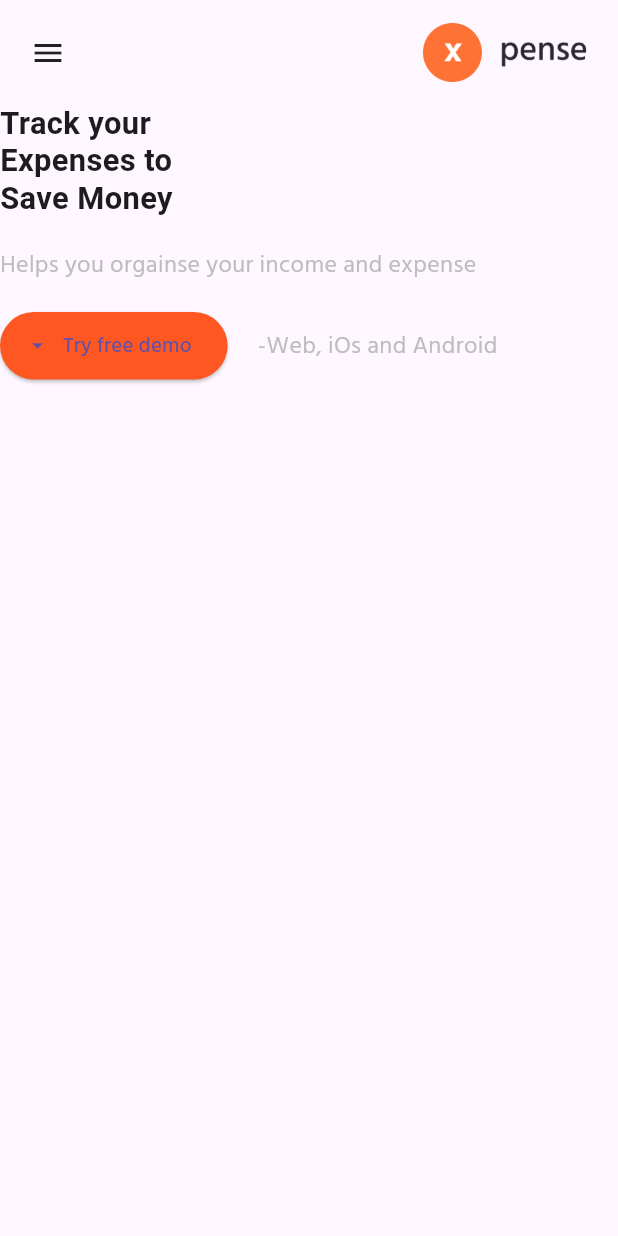
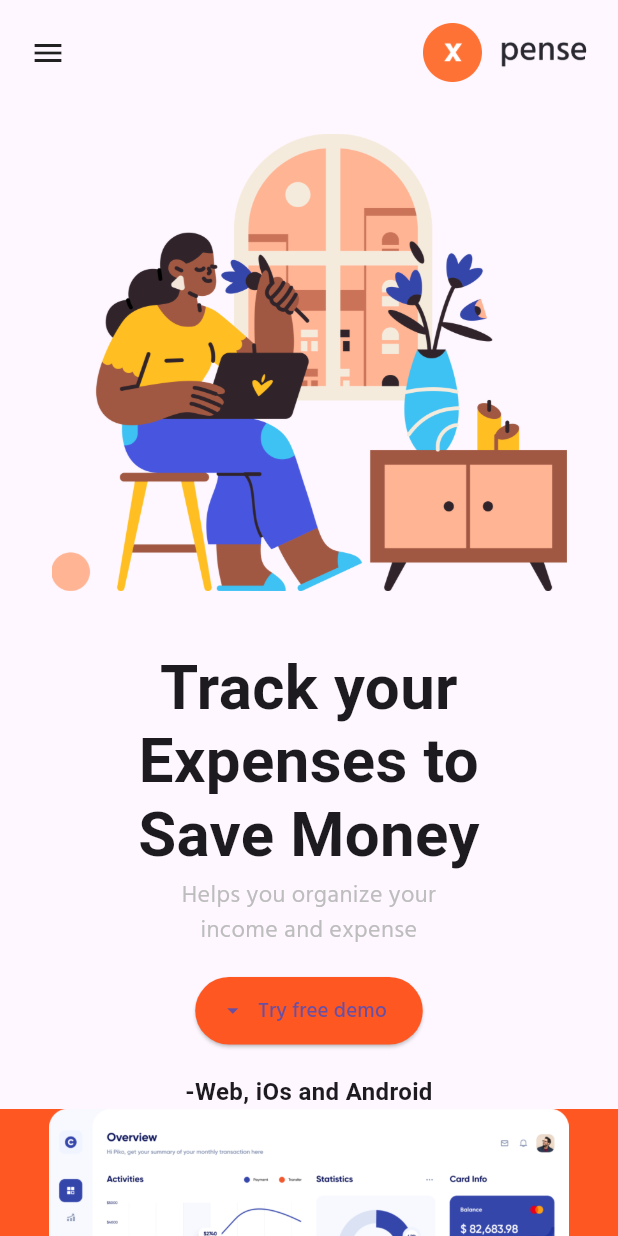
Before and after one commit to singh-that-codes/nstw, a Flutter app: the screen it shows after launch, after a tap on "Try free demo", on a phone screen of 412 x 824 dp. Run offline on Flutter 3.47's test engine with Material 3 defaults, Android fonts, the phone set to English and light mode, and no system bars; our stand-ins replace google_fonts, responsive_builder.

Commit message:
Making pages

```diff
--- a/lib/pages/containers/container1.dart
+++ b/lib/pages/containers/container1.dart
@@ -1,4 +1,6 @@
+// ignore_for_file: prefer_const_constructors
 import 'package:flutter/material.dart';
+import 'package:google_fonts/google_fonts.dart';
 import 'package:responsive_builder/responsive_builder.dart';
 import 'package:xpense_web_flutter/utils/colors.dart';
 import 'package:xpense_web_flutter/utils/constants.dart';
@@ -13,13 +15,15 @@ class _Container1State extends State<Container1> {
   @override
   Widget build(BuildContext context) {
     return ScreenTypeLayout(
-      mobile: DesktopContainer1(),
+      mobile: MobileContainer1(),
       desktop: DesktopContainer1(),
     );
   }
 }
+//----------------------DESKTOP----------------------
 Widget DesktopContainer1(){
   return Container(
+    margin: EdgeInsets.symmetric(horizontal: w!/10, vertical: 20),
     child: Row(children: [
         Expanded(child:
           Container(
@@ -36,13 +40,13 @@ Widget DesktopContainer1(){
                 )
               ),
               SizedBox(
-                height: 20
+                height: 5
               ),
               Text(
                 'Helps you orgainse your income and expense',
                 style: TextStyle(
                   color: Colors.grey.shade400,
-                  fontSize: 16
+                  fontSize: 20
                 ),
               ),
               SizedBox(
@@ -65,15 +69,89 @@ Widget DesktopContainer1(){
                     '-Web, iOs and Android',
                     style: TextStyle(
                     color: Colors.grey.shade400,
-                    fontSize: 16
+                    fontSize: 20
                 ),
                   )
                 ],
               )
             ],)
           ),
-        )
+        ),
+        Expanded(child:
+          Container(
+            height: 530,
+            decoration: BoxDecoration(
+                image: DecorationImage(image: AssetImage(illustration1),
+                fit:BoxFit.contain
+              ),
+            ),
+          ),
+        ),
       ],
     )
   );
 }
+
+//--------------------------MOBILE------------------------------
+Widget MobileContainer1(){
+  return Column(children: [
+      Container(
+        height: w!/1.2,
+        width:w!/1.2,
+        decoration: BoxDecoration(
+          image: DecorationImage(
+              image: AssetImage(illustration1), fit: BoxFit.contain),
+        ),
+      ),
+    SizedBox(height: 20,),
+    Column(
+    children: [
+      Text(
+        'Track your \nExpenses to \nSave Money',
+        textAlign: TextAlign.center,
+        style: GoogleFonts.hindSiliguri(
+                fontSize: w! / 10,
+                fontWeight: FontWeight.bold,
+                height: 1.2,
+              ),
+      ),
+      SizedBox(
+        height: 5
+      ),
+        Text(
+          'Helps you organize your \nincome and expense',
+          textAlign: TextAlign.center,
+          style: TextStyle(
+            color: Colors.grey.shade400,
+            fontSize: 16
+          ),
+        ),
+        SizedBox(
+          height: 20
+        ),
+        Column(
+          children: [
+            Container(
+              height: 45,
+              child: ElevatedButton.icon(
+                style: ButtonStyle(backgroundColor: MaterialStateProperty.all(AppColors.primary)),
+                onPressed: (){},
+                icon: Icon(Icons.arrow_drop_down),
+                label: Text('Try free demo'),)
+            ),
+            SizedBox(
+              height: 20
+            ),
+            Text(
+              '-Web, iOs and Android',
+              textAlign: TextAlign.center,
+              style: GoogleFonts.hindSiliguri(fontSize:16,)
+          ),
+
+          ],
+        )
+      ],),
+
+    ],
+  );
+}
--- /dev/null
+++ b/lib/pages/containers/container2.dart
@@ -0,0 +1,151 @@
+// ignore_for_file: prefer_const_constructors
+import 'package:flutter/material.dart';
+import 'package:responsive_builder/responsive_builder.dart';
+import 'package:xpense_web_flutter/utils/colors.dart';
+import 'package:xpense_web_flutter/utils/constants.dart';
+
+class Container2 extends StatefulWidget {
+  const Container2({super.key});
+
+  @override
+  State<Container2> createState() => _Container2State();
+}
+
+class _Container2State extends State<Container2> {
+  @override
+  Widget build(BuildContext context) {
+    return ScreenTypeLayout(
+      mobile: MobileContainer2(),
+      desktop: DesktopContainer2(),
+    );
+  }
+}
+
+//----------------------DESKTOP----------------------
+Widget DesktopContainer2() {
+  return Container(
+    height: 900,
+    width: double.infinity,
+    decoration: BoxDecoration(
+      color: AppColors.primary,
+    ),
+    child: Column(children: [
+      Expanded(child: Stack(
+        children: [
+          Positioned(
+            right: -200,
+            top: -100,
+            child: Container(
+              height: 400,
+              width: 400,
+              decoration: BoxDecoration(
+              image:DecorationImage(
+                image: AssetImage(vector),
+                fit:BoxFit.contain
+                ), //
+      ),
+            ),
+            ),
+            Positioned(
+                  left: -200,
+                  bottom: -100,
+                  child: Container(
+                    height: 400,
+                    width: 400,
+                    decoration: BoxDecoration(
+                      image: DecorationImage(
+                          image: AssetImage(vector1), fit: BoxFit.contain), //
+                    ),
+                  ),
+                ),
+          Positioned(
+            left:43,
+            right: 43,
+            bottom: 0,
+            child:Container(
+              width: double.infinity,
+              height:712,
+              decoration:
+                BoxDecoration(
+                image: DecorationImage(image: AssetImage(dashboard)),
+                )
+              )
+            )
+          ],
+        ),
+      ),
+      Container(
+        color:Colors.white,
+        padding:EdgeInsets.symmetric(vertical: 40),
+        child:Row(
+          mainAxisAlignment: MainAxisAlignment.spaceEvenly,
+          children: [
+            companyLogo(fb),
+            companyLogo(google),
+            companyLogo(cocacola),
+            companyLogo(samsung)
+        ],)
+      ),
+    ],)
+   );
+}
+
+
+//--------------------------MOBILE------------------------------
+
+
+
+Widget MobileContainer2() {
+  return Container(
+    width: double.infinity,
+    decoration: BoxDecoration(color: AppColors.primary),
+    child: Column(
+      children: [
+        Container(
+          padding:EdgeInsets.only(left: 20,right: 20, bottom: 0, top:20),
+                    width: double.infinity,
+                    height: 195,
+                    decoration: BoxDecoration(
+                      image: DecorationImage(
+                        image: AssetImage(dashboard),
+                        fit:BoxFit.contain,
+                      ),
+                    ),
+                  ),
+
+
+                  Container(
+          width: double.infinity,
+          color: Colors.white,
+          padding: EdgeInsets.symmetric(vertical: 40),
+          child: Column(
+            children: [
+              companyLogo(fb),
+              SizedBox(height: 30),
+              companyLogo(google),
+              SizedBox(height: 30),
+              companyLogo(cocacola),
+              SizedBox(height: 30),
+              companyLogo(samsung),
+            ],
+          ),
+        ),
+      ],
+    ),);
+
+}
+
+
+//--------------------companyLogo() widget-------------------------
+Widget companyLogo(String image){
+  return Container(
+    width: 160,
+    height: 36,
+    decoration: BoxDecoration(
+      image:DecorationImage(
+        image: AssetImage(image),
+        fit:BoxFit.contain
+        ), //
+      ),
+  );
+}
--- /dev/null
+++ b/lib/pages/containers/container3.dart
@@ -0,0 +1,44 @@
+// ignore_for_file: prefer_const_constructors
+import 'package:flutter/material.dart';
+import 'package:responsive_builder/responsive_builder.dart';
+import 'package:xpense_web_flutter/utils/constants.dart';
+import 'package:xpense_web_flutter/widgets/commoncontainer.dart';
+
+class Container3 extends StatefulWidget {
+  const Container3({super.key});
+
+  @override
+  State<Container3> createState() => _Container3State();
+}
+
+class _Container3State extends State<Container3> {
+  @override
+  Widget build(BuildContext context) {
+    return ScreenTypeLayout(
+      mobile: MobileContainer3(),
+      desktop: DesktopContainer3(),
+    );
+  }
+}
+
+//----------------------DESKTOP----------------------
+Widget DesktopContainer3() {
+  return CommonContainer(
+    'ALWAYS ONLINE',
+    'Real-time \nsupport \nwith cloud',
+    'Tell us about ourseleves evakljd \ndjf vdsn vkdfj vjdkj \ndjf vdsn vkdfj vjdkj',
+    illustration1,
+    false
+  );
+  }
+
+
+  //--------------------MOBILE---------------------------
+  Widget MobileContainer3() {
+  return CommonContainer(
+      'ALWAYS ONLINE',
+      'Real-time \nsupport \nwith cloud',
+      'Tell us about ourseleves evakljd \ndjf vdsn vkdfj vjdkj \ndjf vdsn vkdfj vjdkj',
+      illustration1,
+      false);
+}
--- a/lib/pages/home.dart
+++ b/lib/pages/home.dart
@@ -1,8 +1,10 @@
 import 'package:flutter/material.dart';
 import 'package:xpense_web_flutter/pages/containers/container1.dart';
+import 'package:xpense_web_flutter/pages/containers/container2.dart';
+import 'package:xpense_web_flutter/pages/containers/container3.dart';
 import 'package:xpense_web_flutter/utils/constants.dart';
 import 'package:xpense_web_flutter/widgets/navbar.dart';
-
+//import 'dart:ui_web' as ui;
 class Home extends StatefulWidget {
   const Home({super.key});
 
@@ -21,7 +23,9 @@ class _HomeState extends State<Home> {
         child: Container(
           child:Column(children: [
             NavBar(),
-            Container1()
+            Container1(),
+            Container2(),
+            Container3(),
           ],)
 
 
--- a/lib/utils/constants.dart
+++ b/lib/utils/constants.dart
@@ -1,5 +1,3 @@
-import 'package:flutter/material.dart';
-
 double? h;
 double? w;
 const String logo = 'assets/images/logo.png';
@@ -11,5 +9,5 @@ const String fb = 'assets/images/fb.png';
 const String cocacola = 'assets/images/cocacola.png';
 const String samsung = 'assets/images/samsung.png';
 const String dashboard = 'assets/images/dashboard.png';
+const String vector= 'assets/images/vector.png';
 const String vector1= 'assets/images/vector1.png';
-const String vector2= 'assets/images/vector2.png';
--- /dev/null
+++ b/lib/widgets/commoncontainer.dart
@@ -0,0 +1,47 @@
+import 'package:flutter/material.dart';
+import 'package:google_fonts/google_fonts.dart';
+import 'package:xpense_web_flutter/utils/constants.dart';
+
+Widget CommonContainer(String s1,s2,s3, image, bool imageLeft){
+  return Container(
+    color: Colors.white,padding: EdgeInsets.symmetric(horizontal: w!/10, vertical: 30),
+    child: Row(
+      children: [
+        imageLeft ? Expanded(child: Container(
+        height: 530,
+        decoration: BoxDecoration(image: DecorationImage(image:
+        AssetImage(image),
+        fit:BoxFit.contain)
+        ))):Container(),
+
+        Expanded(child:
+          Column(
+            crossAxisAlignment:
+                  imageLeft ? CrossAxisAlignment.end : CrossAxisAlignment.start,
+            children: [
+              Text(s1.toUpperCase(),
+              style: GoogleFonts.hindSiliguri(fontSize:16, color:Colors.grey.shade400)
+              ),
+              SizedBox(height: 10),
+              Text(s2,
+                    textAlign: imageLeft?TextAlign.right:TextAlign.left,
+                    style: GoogleFonts.hindSiliguri(
+                        fontSize: w!/20,
+                        color: Colors.grey.shade400,
+                        fontWeight: FontWeight.bold
+                        )),
+              SizedBox(height: 10),
+                Text(s3,
+                    textAlign: imageLeft ? TextAlign.right : TextAlign.left,
+                    style: GoogleFonts.hindSiliguri(
+                        fontSize: w! / 20,
+                        color: Colors.grey.shade400,
+                        fontWeight: FontWeight.bold)),
+            ]
+          )
+        ,)
+
+      ],
+    ),
+  );
+}
--- a/pubspec.yaml
+++ b/pubspec.yaml
@@ -29,6 +29,7 @@ flutter:
     - assets/images/dashboard.png
     - assets/images/fb.png
     - assets/images/illustration3.png
+    - assets/images/google.png
     - assets/images/linkedin.png
     - assets/images/samsung.png
     - assets/images/vector.png
```
Also changed, not shown: lib/main.dart (line endings or trailing spaces).
